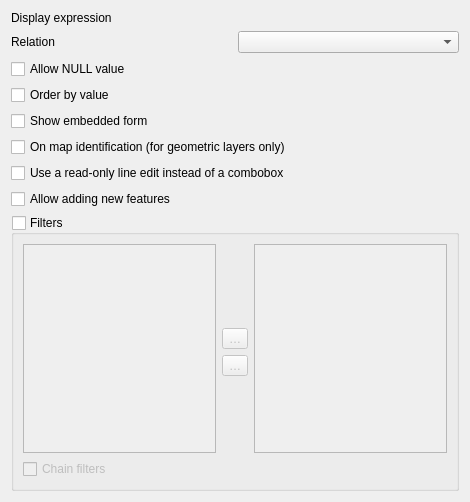
Old version of the form src/ui/editorwidgets/qgsrelationreferenceconfigdlgbase.ui in the repository qgis/QGIS.
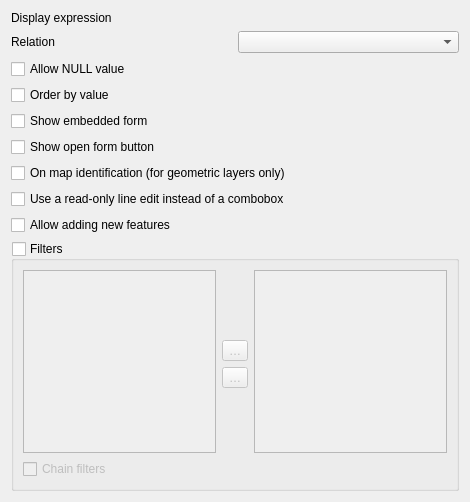
New version of the form. Icons and pictures are not drawn. Custom widgets are drawn as their Qt base class.

Commit message:
[needs-docs] Relation Reference Widget: Add option to show/hide the Open Form Button
The option was already available in the API (QgsRelationReferenceWidget->setOpenFormButtonVisible), but couldn't be used from QgsEditorWidgetSetup nor from the config dialog. For the former, a 'ShowOpenFormButton' key is added, whereas for the latter, a new checkbox is available.

Being able to hide the Open Form Button is helpful when configuring lookup tables, where a single combo box should be shown in the edit form with no additional buttons.

The edit to the form file:
```diff
--- a/src/ui/editorwidgets/qgsrelationreferenceconfigdlgbase.ui
+++ b/src/ui/editorwidgets/qgsrelationreferenceconfigdlgbase.ui
@@ -21,6 +21,13 @@
      </property>
     </widget>
    </item>
+   <item row="5" column="0" colspan="2">
+    <widget class="QCheckBox" name="mCbxShowOpenFormButton">
+     <property name="text">
+      <string>Show open form button</string>
+     </property>
+    </widget>
+   </item>
    <item row="1" column="1">
     <widget class="QComboBox" name="mComboRelation"/>
    </item>
@@ -31,7 +38,7 @@
      </property>
     </widget>
    </item>
-   <item row="6" column="0" colspan="2">
+   <item row="7" column="0" colspan="2">
     <widget class="QCheckBox" name="mCbxReadOnly">
      <property name="text">
       <string>Use a read-only line edit instead of a combobox</string>
@@ -59,7 +66,7 @@
      </property>
     </widget>
    </item>
-   <item row="5" column="0" colspan="2">
+   <item row="6" column="0" colspan="2">
     <widget class="QCheckBox" name="mCbxMapIdentification">
      <property name="text">
       <string>On map identification (for geometric layers only)</string>
@@ -73,7 +80,7 @@
      </property>
     </widget>
    </item>
-   <item row="8" column="0" colspan="2">
+   <item row="9" column="0" colspan="2">
     <widget class="QgsCollapsibleGroupBox" name="mFilterGroupBox">
      <property name="title">
       <string>Filters</string>
@@ -152,7 +159,7 @@
      </layout>
     </widget>
    </item>
-   <item row="7" column="0" colspan="2">
+   <item row="8" column="0" colspan="2">
     <widget class="QCheckBox" name="mCbxAllowAddFeatures">
      <property name="text">
       <string>Allow adding new features</string>
```
Left out of the diff: 1 changed line with no effect on the pictures. The commit also changes 2 other files.
